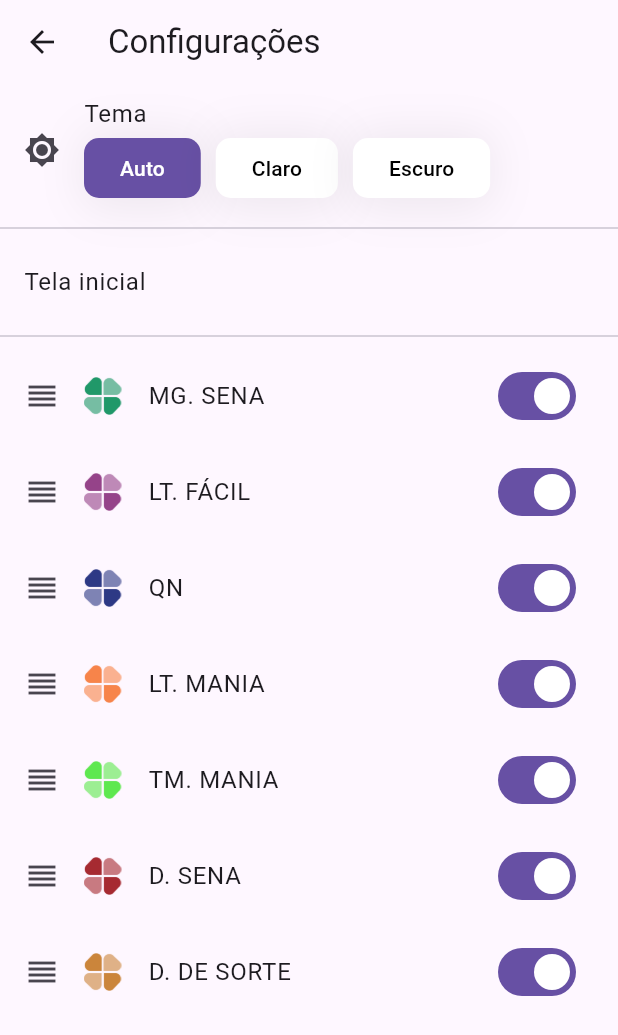
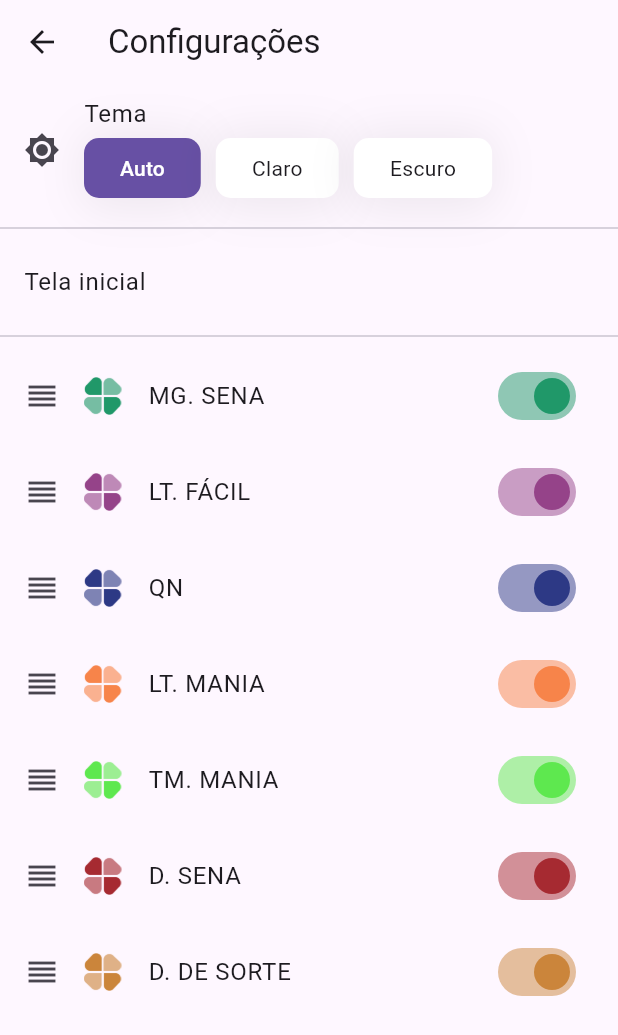
Before and after one commit to EdgarFabiano/palpites_da_loteria, a Flutter app: the SettingsPage screen opened directly, on a phone screen of 412 x 824 dp. Shown: the top 1035 px of the screen. Run offline on Flutter 3.47's test engine with Material 2 defaults, Android fonts, the phone set to English and light mode, and no system bars; drawn by our look-alikes of group_button; our stand-ins replace date_format, device_info_plus, dio, easy_dynamic_theme, firebase_analytics, firebase_core and 8 more; missing offline and left inert: dio_cache_interceptor, firebase_analytics_web, firebase_core_web, shared_preferences_web; accounts and stored records are empty.

Commit message:
Theme adjustments

```diff
--- a/lib/pages/settings_page.dart
+++ b/lib/pages/settings_page.dart
@@ -121,9 +121,7 @@ class _SettingsPageState extends State<SettingsPage> {
                     selectedTextStyle: TextStyle(
                       color: Colors.white,
                     ),
-                    unselectedTextStyle: TextStyle(
-                      color: _isDark ? Colors.white : Colors.black,
-                    ),
+                    unselectedTextStyle: Theme.of(context).textTheme.bodyMedium,
                     borderRadius: BorderRadius.circular(10),
                     mainGroupAlignment: MainGroupAlignment.start,
                     crossGroupAlignment: CrossGroupAlignment.start,
--- a/lib/widgets/list_tem_concurso.dart
+++ b/lib/widgets/list_tem_concurso.dart
@@ -19,7 +19,7 @@ class ListItemContest extends StatefulWidget {
 class _ListItemContestState extends State<ListItemContest> {
   late ContestsSettingsChangeNotifier _contestsProvider;
 
-  void changeEnabled() {
+  void _changeEnabled() {
     setState(() {
       widget._contest.enabled = !widget._contest.enabled;
     });
@@ -37,9 +37,7 @@ class _ListItemContestState extends State<ListItemContest> {
     return ListTile(
       key: Key(widget._contest.name),
       leading: Icon(Icons.reorder),
-      title: GestureDetector(
-        onTap: changeEnabled,
-        child: Row(
+      title: Row(
         mainAxisAlignment: MainAxisAlignment.spaceBetween,
         children: <Widget>[
           Row(
@@ -47,8 +45,9 @@ class _ListItemContestState extends State<ListItemContest> {
               Image.asset(
                 Constants.lotteryIconAssetPath,
                 width: 25,
-                  color: widget._contest.getColor(context),
-                  colorBlendMode: BlendMode.modulate,
+                color: widget._contest.enabled
+                    ? widget._contest.getColor(context)
+                    : Colors.grey,
               ),
               Text("    "),
               Text(widget._contest.name)
@@ -56,11 +55,12 @@ class _ListItemContestState extends State<ListItemContest> {
           ),
           Switch(
             value: widget._contest.enabled,
-              onChanged: (value) => changeEnabled(),
+            onChanged: (value) => _changeEnabled(),
+            activeColor: widget._contest.getColor(context),
           )
         ],
       ),
-      ),
+      onTap: _changeEnabled,
     );
   }
 }
--- a/lib/widgets/lottery_guesses_app.dart
+++ b/lib/widgets/lottery_guesses_app.dart
@@ -36,8 +36,8 @@ class ContestsMaterialApp extends StatelessWidget {
   Widget build(BuildContext context) {
     return MaterialApp(
       title: Strings.appName,
-      theme: DefaultThemes.appTheme(true),
-      darkTheme: DefaultThemes.darkTheme(true),
+      theme: DefaultThemes.appTheme(),
+      darkTheme: DefaultThemes.darkTheme(),
       themeMode: EasyDynamicTheme.of(context).themeMode,
       home: HomePage(),
       debugShowCheckedModeBanner: false,
--- a/lib/widgets/my_saved_games_tab_item.dart
+++ b/lib/widgets/my_saved_games_tab_item.dart
@@ -48,9 +48,7 @@ class _MySavedGamesTabItemState extends State<MySavedGamesTabItem> {
           );
         } else {
           body = ListView.separated(
-            separatorBuilder: (context, index) => Divider(
-              color: Colors.black,
-            ),
+            separatorBuilder: (context, index) => Divider(),
             itemCount: this._savedGames.length,
             itemBuilder: (context, index) =>
                 _itemToListTile(this._savedGames[index]),
```
Also changed, not shown: lib/defaults/themes.dart (+10 -10 lines), lib/pages/generate_guess_result_page.dart (+5 -2 lines), lib/pages/my_saved_games.dart (+5 -2 lines), lib/widgets/custom_tab_view.dart (+5 -2 lines), lib/widgets/tab_generate_guess.dart (+7 -13 lines). Lines whose indentation alone changed are shown as unchanged.
